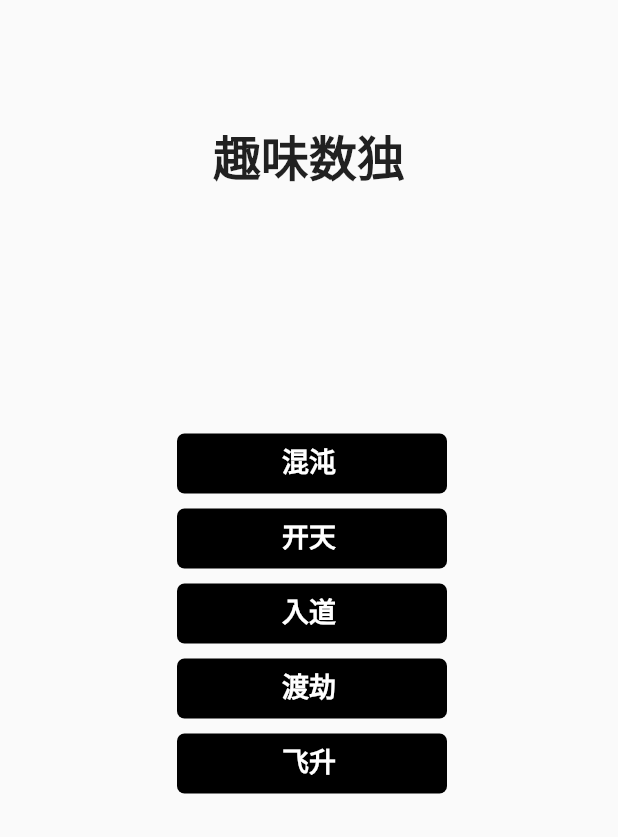
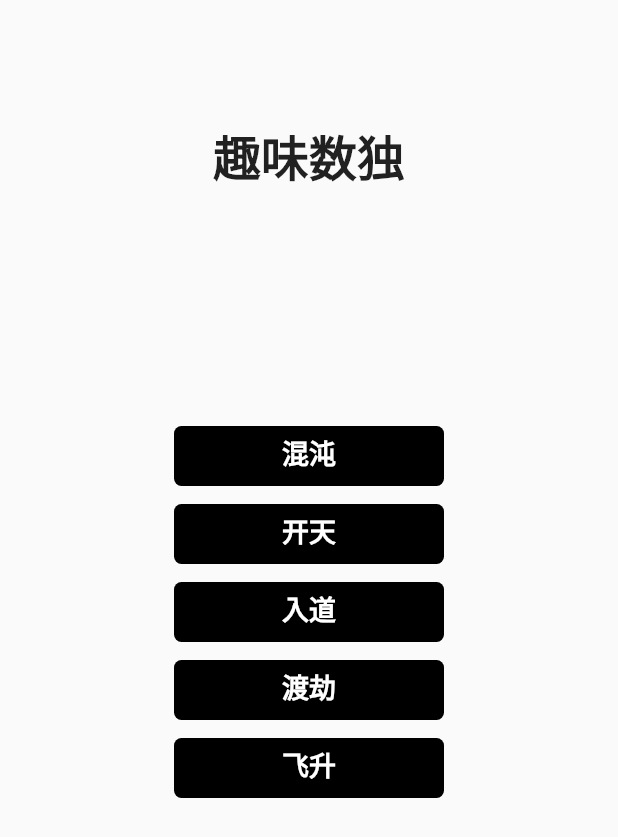
Before and after one commit to chuheridangwu/flutter_sudoku, a Flutter app: the screen it shows after launch, on a phone screen of 412 x 824 dp. Shown: the top 837 px of the screen. Run offline on Flutter 3.47's test engine with Material 2 defaults, Android fonts, the phone set to English and light mode, and no system bars; our stand-ins replace in_app_purchase; missing offline and left inert: dart:ffi.

Commit message:
优化弹窗界面

```diff
--- a/lib/game/level_view.dart
+++ b/lib/game/level_view.dart
@@ -14,8 +14,8 @@ class LevelView extends StatelessWidget {
   @override
   Widget build(BuildContext context) {
     return Container(
-      width: double.infinity,
-      height: double.infinity,
+      width: MediaQuery.of(context).size.width,
+      height: MediaQuery.of(context).size.height,
       decoration: BoxDecoration(
         image: DecorationImage(
             image: ExactAssetImage('assets/images/level_bg.png')),
@@ -48,7 +48,7 @@ class LevelView extends StatelessWidget {
                             width: 180,
                             height: 40,
                             decoration: BoxDecoration(
-                                boxShadow: [BoxShadow(offset: Offset(2, 2))],
+                                boxShadow: [BoxShadow(offset: Offset(0, 2))],
                                 borderRadius:
                                     BorderRadius.all(Radius.circular(5))),
                             child: FlatButton(
@@ -64,7 +64,7 @@ class LevelView extends StatelessWidget {
                               ),
                             )),
                         SizedBox(
-                          height: 10,
+                          height: 12,
                         )
                       ],
                     );
--- a/pubspec.yaml
+++ b/pubspec.yaml
@@ -45,7 +45,6 @@ flutter:
   # To add assets to your application, add an assets section, like this:
   assets:
    - assets/images/level_bg.png
-   - assets/images/icon.png
 
   # An image asset can refer to one or more resolution-specific "variants", see
   # https://flutter.dev/assets-and-images/#resolution-aware.
```
Also changed, not shown: lib/game/game_view.dart (+5 -30 lines), lib/game/pause_show.dart (added, +56 -0 lines).
